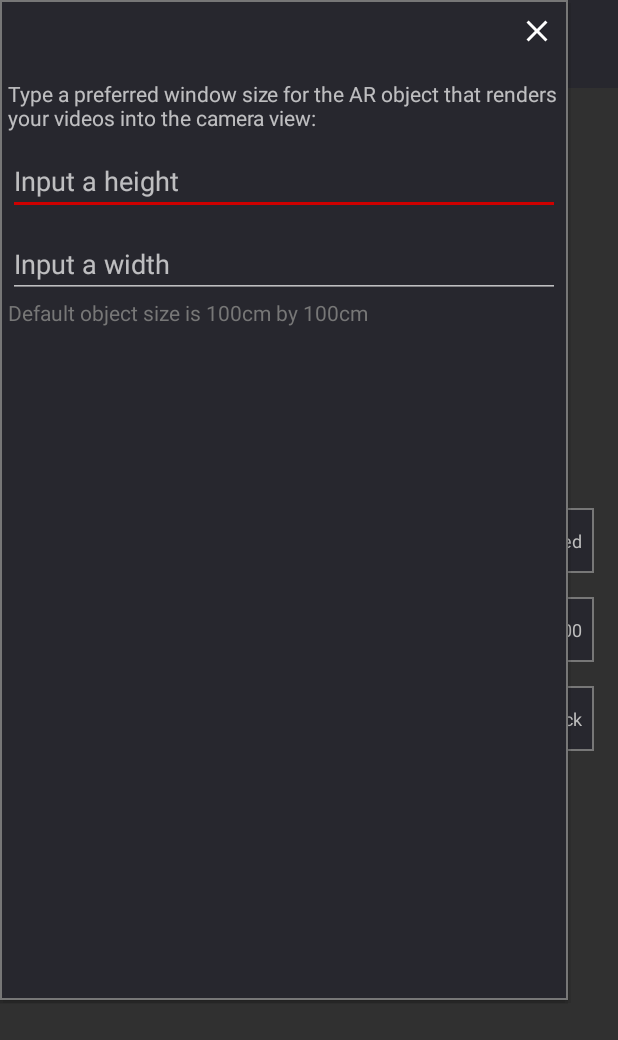
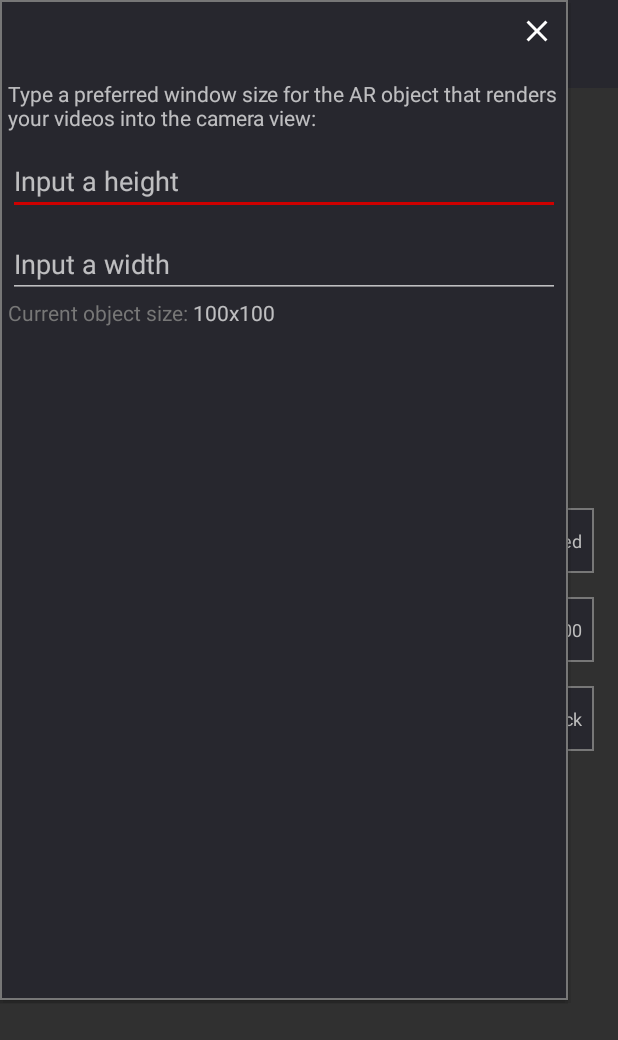
Before and after one commit to daniel0707/Home-Cinema, an Android app: the SettingsActivity screen opened directly, with no data from a screen before it, after a tap on "View", on a phone screen of 412 x 824 dp. Shown: the top 1040 px of the screen. Run offline under Robolectric (Android 15) with nearby library versions, the phone set to English and light mode, and no system bars.

Commit message:
deleted useless lines and added some comments

```diff
--- a/app/src/main/res/layout/view_popup.xml
+++ b/app/src/main/res/layout/view_popup.xml
@@ -29,9 +29,9 @@
         android:id="@+id/view_height"
         android:layout_width="match_parent"
         android:layout_height="wrap_content"
+        android:layout_marginBottom="10dp"
         android:hint="Input a height"
         android:inputType="number"
-        android:layout_marginBottom="10dp"
         android:textColor="#777" />
 
     <EditText
@@ -42,10 +42,39 @@
         android:inputType="number"
         android:textColor="#777" />
 
-    <TextView
-        android:id="@+id/customDimensions"
+    <LinearLayout
         android:layout_width="match_parent"
         android:layout_height="wrap_content"
-        android:text="Default object size is 100cm by 100cm"
-        android:textColor="#777" />
+        android:orientation="horizontal"
+        android:weightSum="3">
+
+        <TextView
+            android:id="@+id/customDimensions"
+            android:layout_width="wrap_content"
+            android:layout_height="wrap_content"
+            android:layout_gravity="start"
+            android:text="Current object size: "
+            android:textColor="#777" />
+
+        <TextView
+            android:id="@+id/customDimensionHeight"
+            android:layout_width="wrap_content"
+            android:layout_height="wrap_content"
+            android:layout_gravity="end"
+            android:text="100" />
+
+        <TextView
+            android:layout_width="wrap_content"
+            android:layout_height="wrap_content"
+            android:layout_gravity="end"
+            android:text="x" />
+
+        <TextView
+            android:id="@+id/customDimensionWidth"
+            android:layout_width="wrap_content"
+            android:layout_height="wrap_content"
+            android:layout_gravity="end"
+            android:layout_weight="1"
+            android:text="100" />
+    </LinearLayout>
 </LinearLayout>
```
Also changed, not shown: app/src/main/java/com/example/android/homecinema/SettingsActivity.kt (+53 -13 lines).
